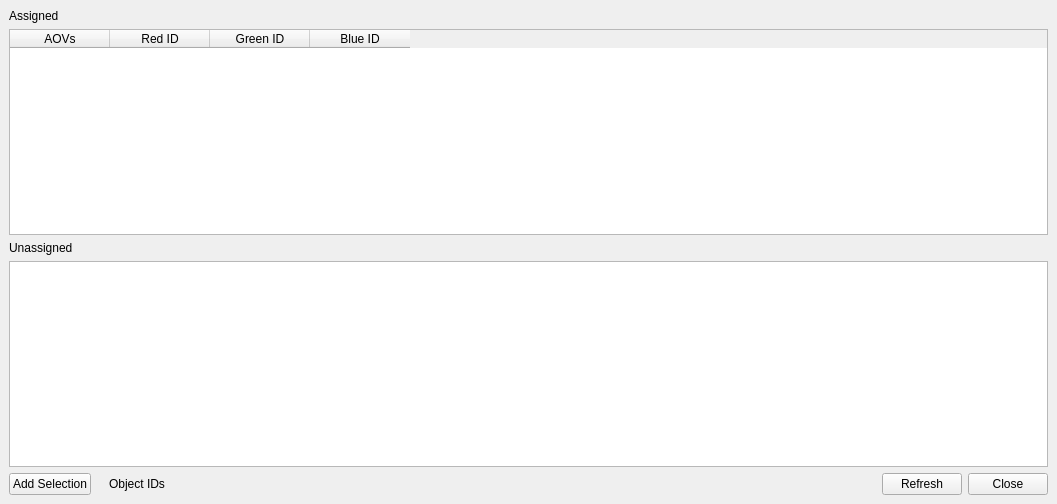
First picture: the form in ui/ui.ui, repository iceanimations/matteIds, before the edit.
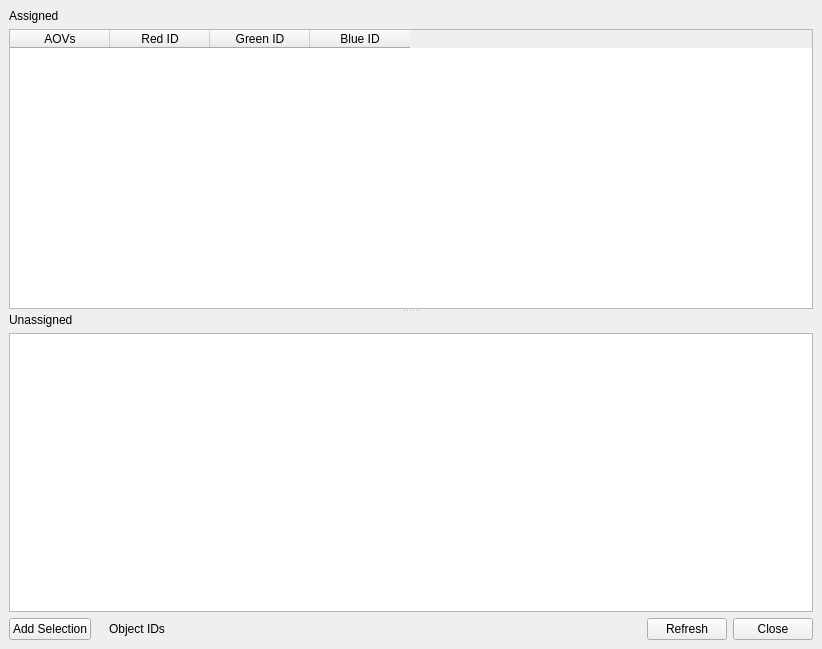
Second picture: the form after the edit.

Commit message: context menu added

Diff of the .ui file:
```diff
--- a/ui/ui.ui
+++ b/ui/ui.ui
@@ -6,15 +6,22 @@
    <rect>
     <x>0</x>
     <y>0</y>
-    <width>1057</width>
-    <height>504</height>
+    <width>822</width>
+    <height>649</height>
    </rect>
   </property>
   <property name="windowTitle">
    <string>MainWindow</string>
   </property>
   <widget class="QWidget" name="centralwidget">
-   <layout class="QVBoxLayout" name="verticalLayout">
+   <layout class="QVBoxLayout" name="verticalLayout_3">
+    <item>
+     <widget class="QSplitter" name="splitter">
+      <property name="orientation">
+       <enum>Qt::Vertical</enum>
+      </property>
+      <widget class="QWidget" name="">
+       <layout class="QVBoxLayout" name="verticalLayout_2">
     <item>
      <widget class="QLabel" name="label_2">
       <property name="text">
@@ -100,6 +107,10 @@
       </column>
      </widget>
     </item>
+       </layout>
+      </widget>
+      <widget class="QWidget" name="">
+       <layout class="QVBoxLayout" name="verticalLayout">
     <item>
      <widget class="QLabel" name="label">
       <property name="text">
@@ -126,6 +137,10 @@
       <property name="selectionMode">
        <enum>QAbstractItemView::ExtendedSelection</enum>
       </property>
+         </widget>
+        </item>
+       </layout>
+      </widget>
      </widget>
     </item>
     <item>
```
Left out of the diff: 6 changed lines with no effect on the pictures. Lines whose indentation alone changed are shown as unchanged. The commit also changes 2 other files.
